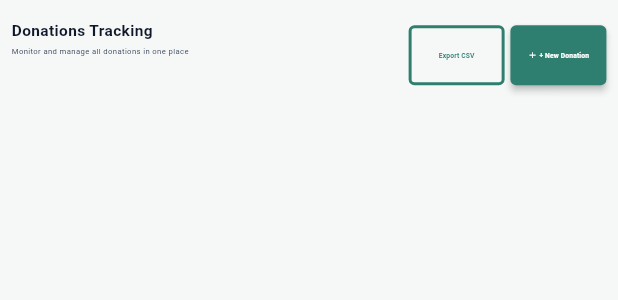
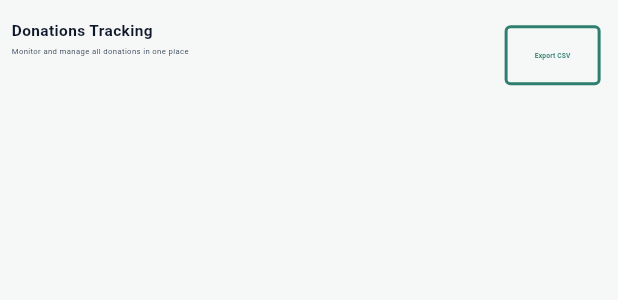
Before and after one commit to Ibrahim-Nasser0/donation_management_system, a Flutter app: the PageHeader widget shown alone on an empty page, opened directly, on a phone screen of 412 x 824 dp. Shown: the top 300 px of the screen. Run offline on Flutter 3.47's test engine with Material 3 defaults, Android fonts, the phone set to English and light mode, and no system bars; our stand-ins replace fl_chart, flutter_screenutil, gap, get_it, go_router, google_fonts and 1 more.

Commit message:
inhance ui

```diff
--- a/lib/features/donations/presentation/view/widgets/page_header.dart
+++ b/lib/features/donations/presentation/view/widgets/page_header.dart
@@ -60,7 +60,10 @@ class PageHeader extends StatelessWidget {
                   shape: RoundedRectangleBorder(
                     borderRadius: BorderRadius.circular(12.r),
                   ),
-                  padding: EdgeInsets.symmetric(horizontal: 20.w, vertical: 14.h),
+                  padding: EdgeInsets.symmetric(
+                    horizontal: 20.w,
+                    vertical: 14.h,
+                  ),
                 ),
                 child: Text(
                   outlinedButtonText,
@@ -72,33 +75,6 @@ class PageHeader extends StatelessWidget {
                 ),
               ),
               Gap(12.w),
-              ElevatedButton(
-                onPressed: onFilledPressed,
-                style: ElevatedButton.styleFrom(
-                  backgroundColor: AppColors.primary,
-                  foregroundColor: Colors.white,
-                  shape: RoundedRectangleBorder(
-                    borderRadius: BorderRadius.circular(12.r),
-                  ),
-                  padding: EdgeInsets.symmetric(horizontal: 20.w, vertical: 14.h),
-                  elevation: 2,
-                ),
-                child: Row(
-                  mainAxisSize: MainAxisSize.min,
-                  children: [
-                    Icon(Icons.add, size: 20.sp),
-                    Gap(4.w),
-                    Text(
-                      filledButtonText,
-                      style: TextStyle(
-                        fontSize: 14.sp,
-                        fontWeight: FontWeight.w600,
-                        color: Colors.white,
-                      ),
-                    ),
-                  ],
-                ),
-              ),
             ],
           ),
         ],
--- a/lib/top_navbar/widgets/nav_item.dart
+++ b/lib/top_navbar/widgets/nav_item.dart
@@ -22,7 +22,9 @@ class NavItem extends StatelessWidget {
         padding: EdgeInsets.symmetric(horizontal: 12.w, vertical: 8.h),
         decoration: BoxDecoration(
           border: isActive
-              ? Border(bottom: BorderSide(color: AppColors.primary, width: 2))
+              ? Border(
+                  bottom: BorderSide(color: AppColors.primary, width: 2.w),
+                )
               : null,
         ),
         child: Text(
```
Also changed, not shown: lib/features/donations/presentation/view/donations_view.dart (+54 -48 lines), lib/top_navbar/tob_navbar.dart (+4 -4 lines).
